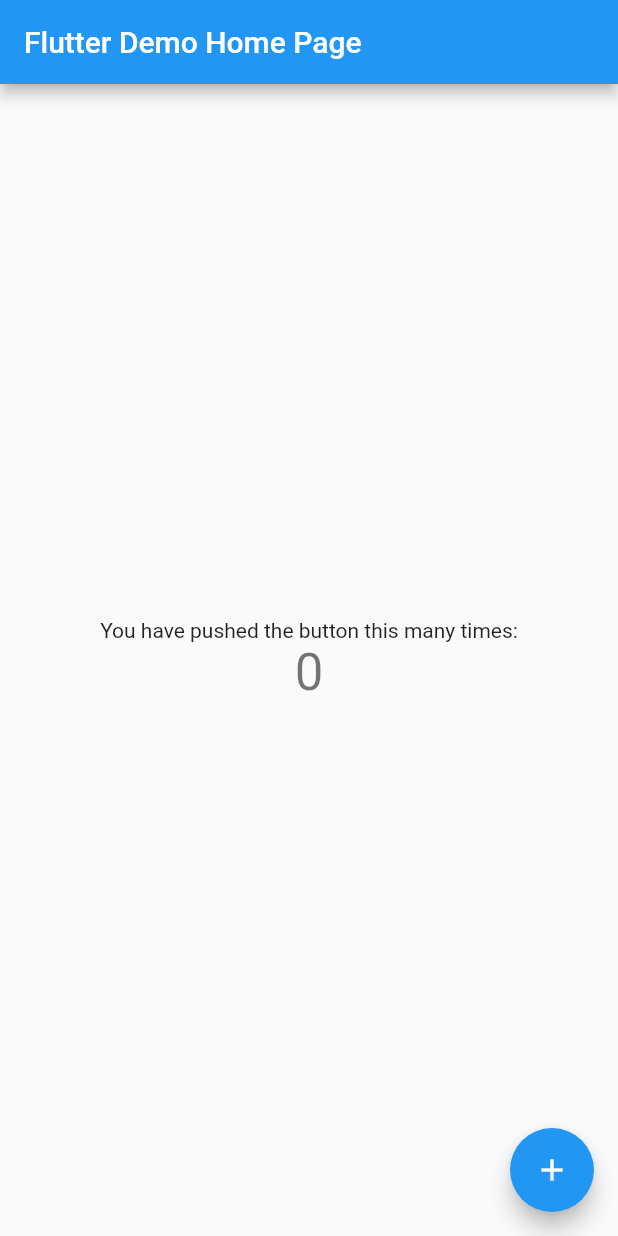
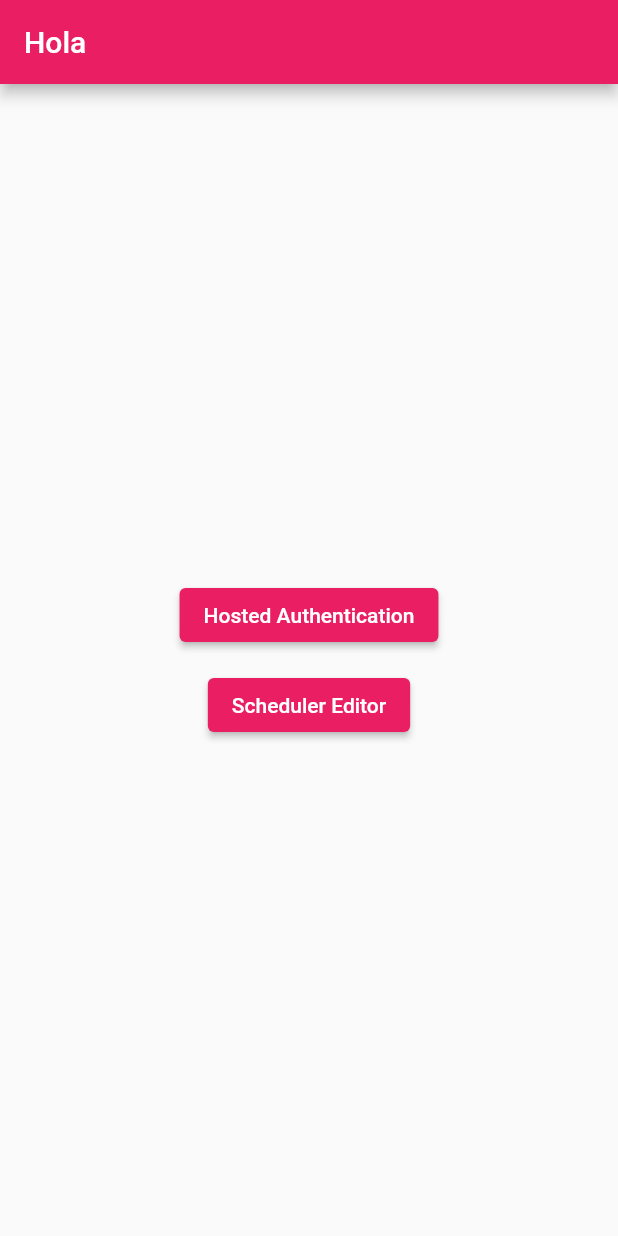
Before and after one commit to nmhernandez10/test-nylas-flutter, a Flutter app: the screen it shows after launch, on a phone screen of 412 x 824 dp. Run offline on Flutter 3.47's test engine with Material 2 defaults, Android fonts, the light colour scheme and no system bars; our stand-ins replace dio; missing offline and left inert: dart:html, dart:js.

Commit message:
scheduler and agenda

```diff
--- /dev/null
+++ b/lib/config.dart
@@ -0,0 +1,7 @@
+class Config {
+  Config._();
+
+  static const String clientId = '5fg8etjur98oypqfzc845v3l4';
+  static const String clientSecret = '1mmyuf0e2xqypfusqlhkh3t42';
+  static const String apiUrl = 'https://us-central1-nylas-test-811b6.cloudfunctions.net/api';
+}
--- a/lib/main.dart
+++ b/lib/main.dart
@@ -1,6 +1,11 @@
+import 'dart:js' as js;
+
 import 'package:flutter/material.dart';
+import 'package:test_nylas_flutter/http.dart';
+import 'package:flutter_web_plugins/url_strategy.dart';
 
 void main() {
+  usePathUrlStrategy();
   runApp(const MyApp());
 }
 
@@ -11,7 +16,7 @@
   @override
   Widget build(BuildContext context) {
     return MaterialApp(
-      title: 'Flutter Demo',
+      title: 'Nylas POC',
       theme: ThemeData(
         // This is the theme of your application.
         //
@@ -22,94 +27,48 @@
         // or simply save your changes to "hot reload" in a Flutter IDE).
         // Notice that the counter didn't reset back to zero; the application
         // is not restarted.
-        primarySwatch: Colors.blue,
+        primarySwatch: Colors.pink,
       ),
-      home: const MyHomePage(title: 'Flutter Demo Home Page'),
+      home: const MyHomePage(),
     );
   }
 }
 
-class MyHomePage extends StatefulWidget {
-  const MyHomePage({super.key, required this.title});
-
-  // This widget is the home page of your application. It is stateful, meaning
-  // that it has a State object (defined below) that contains fields that affect
-  // how it looks.
-
-  // This class is the configuration for the state. It holds the values (in this
-  // case the title) provided by the parent (in this case the App widget) and
-  // used by the build method of the State. Fields in a Widget subclass are
-  // always marked "final".
-
-  final String title;
-
-  @override
-  State<MyHomePage> createState() => _MyHomePageState();
-}
-
-class _MyHomePageState extends State<MyHomePage> {
-  int _counter = 0;
-
-  void _incrementCounter() {
-    setState(() {
-      // This call to setState tells the Flutter framework that something has
-      // changed in this State, which causes it to rerun the build method below
-      // so that the display can reflect the updated values. If we changed
-      // _counter without calling setState(), then the build method would not be
-      // called again, and so nothing would appear to happen.
-      _counter++;
-    });
-  }
+class MyHomePage extends StatelessWidget {
+  const MyHomePage({super.key});
 
   @override
   Widget build(BuildContext context) {
-    // This method is rerun every time setState is called, for instance as done
-    // by the _incrementCounter method above.
-    //
-    // The Flutter framework has been optimized to make rerunning build methods
-    // fast, so that you can just rebuild anything that needs updating rather
-    // than having to individually change instances of widgets.
     return Scaffold(
       appBar: AppBar(
-        // Here we take the value from the MyHomePage object that was created by
-        // the App.build method, and use it to set our appbar title.
-        title: Text(widget.title),
+        title: const Text('Hola'),
       ),
       body: Center(
-        // Center is a layout widget. It takes a single child and positions it
-        // in the middle of the parent.
         child: Column(
-          // Column is also a layout widget. It takes a list of children and
-          // arranges them vertically. By default, it sizes itself to fit its
-          // children horizontally, and tries to be as tall as its parent.
-          //
-          // Invoke "debug painting" (press "p" in the console, choose the
-          // "Toggle Debug Paint" action from the Flutter Inspector in Android
-          // Studio, or the "Toggle Debug Paint" command in Visual Studio Code)
-          // to see the wireframe for each widget.
-          //
-          // Column has various properties to control how it sizes itself and
-          // how it positions its children. Here we use mainAxisAlignment to
-          // center the children vertically; the main axis here is the vertical
-          // axis because Columns are vertical (the cross axis would be
-          // horizontal).
-          mainAxisAlignment: MainAxisAlignment.center,
-          children: <Widget>[
-            const Text(
-              'You have pushed the button this many times:',
+          mainAxisSize: MainAxisSize.min,
+          children: [
+            ElevatedButton(
+              onPressed: () {
+                HttpCalls.redirectToAuth();
+              },
+              child: const Text(
+                'Hosted Authentication',
+              ),
             ),
-            Text(
-              '$_counter',
-              style: Theme.of(context).textTheme.headline4,
+            const SizedBox(
+              height: 12.0,
+            ),
+            ElevatedButton(
+              onPressed: () {
+                print(js.context.callMethod('showScheduler'));
+              },
+              child: const Text(
+                'Scheduler Editor',
+              ),
             ),
           ],
         ),
       ),
-      floatingActionButton: FloatingActionButton(
-        onPressed: _incrementCounter,
-        tooltip: 'Increment',
-        child: const Icon(Icons.add),
-      ), // This trailing comma makes auto-formatting nicer for build methods.
     );
   }
 }
--- a/pubspec.yaml
+++ b/pubspec.yaml
@@ -31,8 +31,11 @@
 dependencies:
   flutter:
     sdk: flutter
+  flutter_web_plugins:
+    sdk: flutter
 
-
+  dio: ^4.0.6
+  url_launcher: ^6.1.5
   # The following adds the Cupertino Icons font to your application.
   # Use with the CupertinoIcons class for iOS style icons.
   cupertino_icons: ^1.0.2
```
Also changed, not shown: lib/http.dart (added, +41 -0 lines), pubspec.lock, 9 other files.
